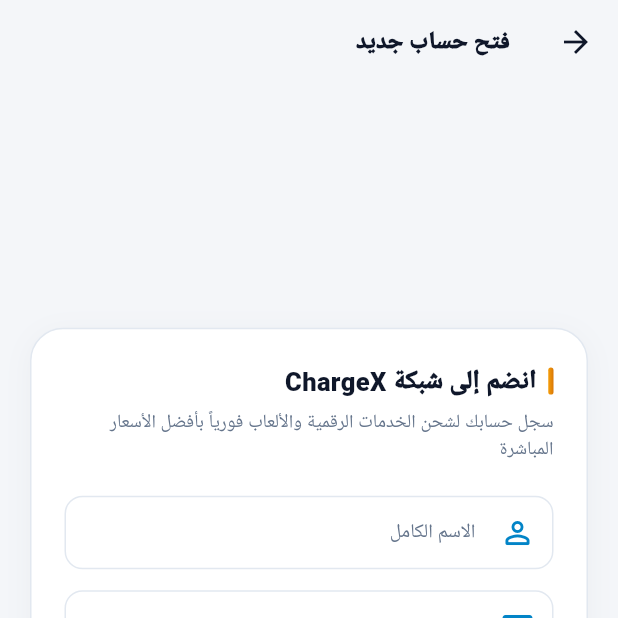
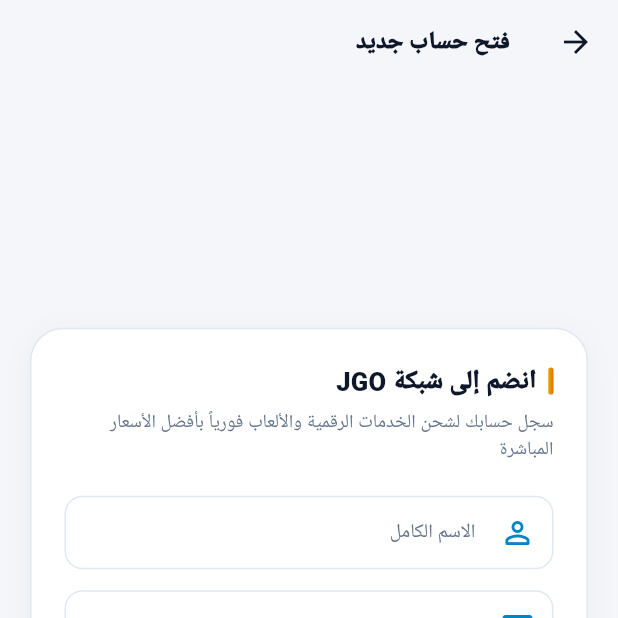
Before and after one commit to jihad2jtr/chargex_store, a Flutter app: the screen it shows after launch, after a tap on "إنشاء حساب جديد", on a phone screen of 412 x 824 dp, the top half of it. Run offline on Flutter 3.47's test engine with Material 3 defaults, Android fonts, the phone set to English and light mode, and no system bars; our stand-ins replace barcode_widget, firebase_core, firebase_messaging, google_fonts, image_picker, qr_flutter and 2 more; accounts and stored records are empty; Roboto replaces fonts that are missing (Cairo).

Commit message:
feat: rebrand application to JGO and generate transparent launcher icons

```diff
--- a/mobile/lib/main.dart
+++ b/mobile/lib/main.dart
@@ -32,18 +32,18 @@
         ChangeNotifierProvider(create: (_) => ManualServicesProvider()),
         ChangeNotifierProvider(create: (_) => AgentProvider()),
       ],
-      child: const ChargeXApp(),
+      child: const JGOApp(),
     ),
   );
 }
 
-class ChargeXApp extends StatelessWidget {
-  const ChargeXApp({super.key});
+class JGOApp extends StatelessWidget {
+  const JGOApp({super.key});
 
   @override
   Widget build(BuildContext context) {
     return MaterialApp(
-      title: 'ChargeX Digital Recharge Hub',
+      title: 'JGO',
       navigatorKey: rootNavigatorKey,
       debugShowCheckedModeBanner: false,
       theme: AppTheme.lightTheme,
@@ -99,22 +99,22 @@
           child: Column(
             mainAxisAlignment: MainAxisAlignment.center,
             children: [
-              Container(
-                width: 72,
-                height: 72,
-                decoration: BoxDecoration(
-                  gradient: AppColors.brandGradient,
-                  borderRadius: BorderRadius.circular(20),
+              ClipRRect(
+                borderRadius: BorderRadius.circular(20),
+                child: Image.asset(
+                  'assets/app_icon.png',
+                  width: 76,
+                  height: 76,
+                  fit: BoxFit.cover,
                 ),
-                child: const Icon(Icons.bolt, size: 44, color: Colors.white),
               ),
               const SizedBox(height: 24),
               const CircularProgressIndicator(color: AppColors.secondary),
               const SizedBox(height: 16),
               const Text(
-                'ChargeX',
+                'JGO',
                 style: TextStyle(
-                  fontSize: 22,
+                  fontSize: 24,
                   fontWeight: FontWeight.w900,
                   color: AppColors.onSurface,
                   letterSpacing: 1.2,
--- a/mobile/lib/screens/auth/login_screen.dart
+++ b/mobile/lib/screens/auth/login_screen.dart
@@ -104,40 +104,26 @@
                     child: Column(
                       children: [
                         Container(
-                          width: 68,
-                          height: 68,
+                          width: 76,
+                          height: 76,
                           decoration: BoxDecoration(
-                            color: AppColors.darkNav,
                             borderRadius: BorderRadius.circular(20),
-                            border: Border.all(color: AppColors.primaryBlue.withValues(alpha: 0.4), width: 1.5),
                             boxShadow: [
                               BoxShadow(
-                                color: AppColors.primaryBlue.withValues(alpha: 0.25),
-                                blurRadius: 18,
-                                offset: const Offset(0, 6),
+                                color: const Color(0xFFF18223).withValues(alpha: 0.35),
+                                blurRadius: 20,
+                                offset: const Offset(0, 8),
                               ),
                             ],
                           ),
-                          child: Stack(
-                            alignment: Alignment.center,
-                            children: [
-                              const Icon(Icons.bolt_rounded, size: 36, color: AppColors.ticketAmber),
-                              Positioned(
-                                top: 4,
-                                right: 6,
-                                child: Container(
-                                  padding: const EdgeInsets.symmetric(horizontal: 4, vertical: 1),
-                                  decoration: BoxDecoration(
-                                    color: AppColors.primaryBlue,
-                                    borderRadius: BorderRadius.circular(4),
-                                  ),
-                                  child: Text(
-                                    'PASS',
-                                    style: AppTypography.technicalCode(fontSize: 7.5, color: Colors.white),
-                                  ),
-                                ),
-                              ),
-                            ],
+                          child: ClipRRect(
+                            borderRadius: BorderRadius.circular(20),
+                            child: Image.asset(
+                              'assets/app_icon.png',
+                              width: 76,
+                              height: 76,
+                              fit: BoxFit.cover,
+                            ),
                           ),
                         ),
                         const SizedBox(height: 14),
@@ -145,9 +131,9 @@
                           mainAxisAlignment: MainAxisAlignment.center,
                           children: [
                             Text(
-                              'ChargeX',
+                              'JGO',
                               style: AppTypography.plusJakartaSans(
-                                fontSize: 26,
+                                fontSize: 28,
                                 fontWeight: FontWeight.w900,
                                 color: AppColors.textPrimary,
                                 letterSpacing: -0.5,
--- a/mobile/lib/screens/auth/register_screen.dart
+++ b/mobile/lib/screens/auth/register_screen.dart
@@ -121,7 +121,7 @@
                             ),
                             const SizedBox(width: 8),
                             Text(
-                              'انضم إلى شبكة ChargeX',
+                              'انضم إلى شبكة JGO',
                               style: AppTypography.cairo(
                                 fontSize: 17,
                                 fontWeight: FontWeight.w900,
--- a/mobile/lib/screens/user/orders_history_screen.dart
+++ b/mobile/lib/screens/user/orders_history_screen.dart
@@ -420,7 +420,7 @@
                   mainAxisAlignment: MainAxisAlignment.spaceBetween,
                   children: [
                     Text(dateStr, style: AppTypography.plusJakartaSans(fontSize: 10, color: AppColors.slate600)),
-                    Text('ChargeX Verified Pass', style: AppTypography.technicalCode(fontSize: 9, color: AppColors.slate600.withValues(alpha: 0.6))),
+                    Text('JGO Verified Pass', style: AppTypography.technicalCode(fontSize: 9, color: AppColors.slate600.withValues(alpha: 0.6))),
                   ],
                 ),
               ],
--- a/mobile/lib/screens/user/profile_screen.dart
+++ b/mobile/lib/screens/user/profile_screen.dart
@@ -148,7 +148,7 @@
                               const Icon(Icons.shield_outlined, size: 12, color: AppColors.primaryBlue),
                               const SizedBox(width: 5),
                               Text(
-                                'CHARGEX USER PASS',
+                                'JGO USER PASS',
                                 style: AppTypography.technicalCode(fontSize: 9, color: Colors.white),
                               ),
                             ],
@@ -369,7 +369,7 @@
                 icon: Icons.system_update_outlined,
                 iconColor: AppColors.primaryBlue,
                 title: 'التحقق من التحديثات',
-                subtitle: 'الإصدار الحالي: v1.0.0 (ChargeX Final)',
+                subtitle: 'الإصدار الحالي: v1.0.0 (JGO Final)',
                 badge: 'أحدث إصدار',
                 onTap: () => UpdateCheckDialog.show(context),
               ),
--- a/mobile/lib/widgets/unified_tactile_header.dart
+++ b/mobile/lib/widgets/unified_tactile_header.dart
@@ -101,7 +101,7 @@
           ],
         ),
         content: Text(
-          'هل أنت متأكد من رغبتك في تسجيل الخروج من تطبيق ChargeX؟',
+          'هل أنت متأكد من رغبتك في تسجيل الخروج من تطبيق JGO؟',
           style: AppTypography.cairo(
             color: const Color(0xFF64748B),
             fontSize: 14,
@@ -148,7 +148,7 @@
     final uid = currentUser?.displayId ?? currentUser?.id ?? '8940-CX';
     final clientName = (currentUser?.name != null && currentUser!.name.trim().isNotEmpty)
         ? currentUser.name.trim()
-        : 'عميل ChargeX';
+        : 'عميل JGO';
 
     showDialog(
       context: context,
@@ -545,7 +545,7 @@
                   ),
                   onPressed: () async {
                     final shareText = '''
-بطاقة حساب ChargeX:
+بطاقة حساب JGO:
 👤 الاسم: $clientName
 🆔 آيدي الحساب (UID): $uid
 ⚡ يمكن استخدام هذا الآيدي للتحويل المالي المباشر أو شحن الرصيد الفوري عبر التطبيق.
@@ -558,7 +558,7 @@
                     await SharePlus.instance.share(
                       ShareParams(
                         text: shareText,
-                        subject: 'ChargeX Account ID - $uid',
+                        subject: 'JGO Account ID - $uid',
                         sharePositionOrigin: origin,
                       ),
                     );
@@ -715,18 +715,21 @@
                     width: 36,
                     height: 36,
                     decoration: BoxDecoration(
-                      color: const Color(0xFF0F172A),
                       borderRadius: BorderRadius.circular(10),
-                      border: Border.all(
-                        color: const Color(0xFF1E293B),
-                        width: 1.2,
-                      ),
+                      boxShadow: [
+                        BoxShadow(
+                          color: const Color(0xFFF18223).withValues(alpha: 0.25),
+                          blurRadius: 6,
+                          offset: const Offset(0, 2),
+                        ),
+                      ],
                     ),
-                    alignment: Alignment.center,
-                    child: const Icon(
-                      Icons.bolt_rounded,
-                      color: Color(0xFFFBBF24),
-                      size: 20,
+                    clipBehavior: Clip.antiAlias,
+                    child: Image.asset(
+                      'assets/app_icon.png',
+                      width: 36,
+                      height: 36,
+                      fit: BoxFit.cover,
                     ),
                   ),
                 ),
@@ -742,11 +745,12 @@
                         mainAxisSize: MainAxisSize.min,
                         children: [
                           Text(
-                            "ChargeX",
+                            "JGO",
                             style: AppTypography.plusJakartaSans(
-                              fontSize: 14.5,
+                              fontSize: 15.5,
                               fontWeight: FontWeight.w900,
                               color: const Color(0xFF020617),
+                              letterSpacing: -0.3,
                             ),
                           ),
                           const SizedBox(width: 4),
--- a/mobile/lib/widgets/update_check_dialog.dart
+++ b/mobile/lib/widgets/update_check_dialog.dart
@@ -104,7 +104,7 @@
             Text(
               _isChecking
                   ? 'يتم الاتصال بالخادم للتحقق من توافر إصدارات جديدة'
-                  : 'تطبيق ChargeX محدث إلى أحدث نسخة مستقرة.',
+                  : 'تطبيق JGO محدث إلى أحدث نسخة مستقرة.',
               textAlign: TextAlign.center,
               style: const TextStyle(fontSize: 13, color: AppColors.onSurfaceVariant),
             ),
--- a/mobile/pubspec.yaml
+++ b/mobile/pubspec.yaml
@@ -67,6 +67,7 @@
   uses-material-design: true
 
   assets:
+    - assets/
     - assets/cards/
 
   # An image asset can refer to one or more resolution-specific "variants", see
```
Also changed, not shown: mobile/assets/app_icon.png (added), mobile/assets/logo_text_transparent.png (added), 15 other files.
